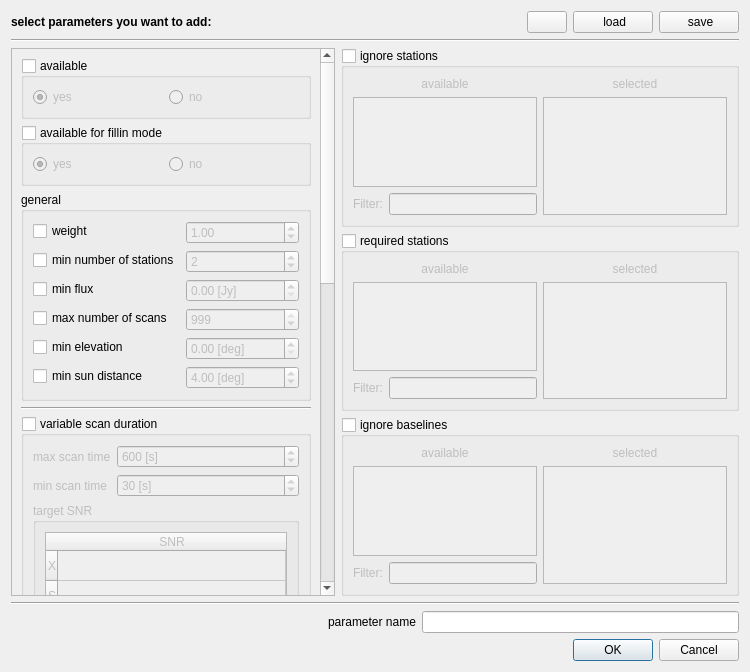
This is Parameters/sourceparametersdialog.ui in TUW-VieVS/VieSchedppGUI as Qt 5 draws it before an edit. The edited form follows.
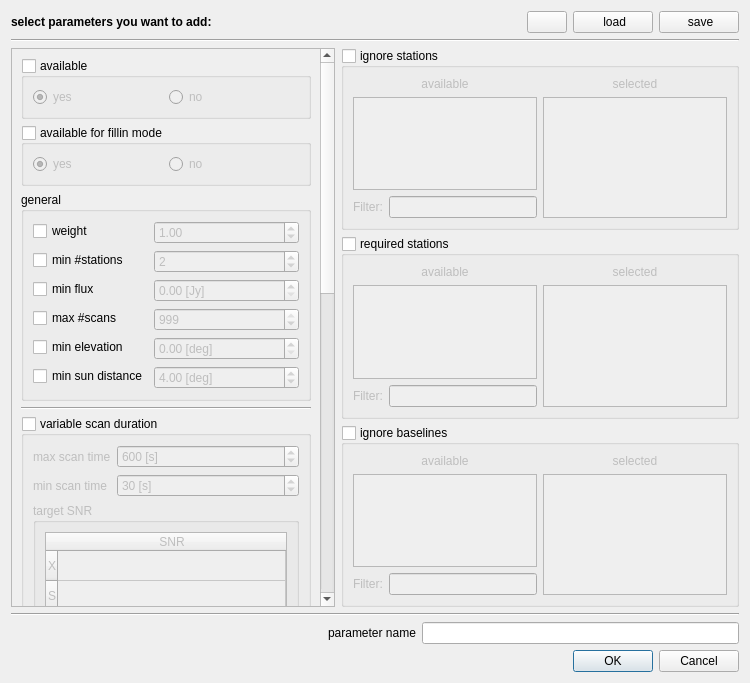
This is the edited form. Icons and pictures are not drawn.

Commit message: renaming and new parameter max number of scans (distributed)

Patch:
```diff
--- a/Parameters/sourceparametersdialog.ui
+++ b/Parameters/sourceparametersdialog.ui
@@ -7,7 +7,7 @@
     <x>0</x>
     <y>0</y>
     <width>750</width>
-    <height>672</height>
+    <height>683</height>
    </rect>
   </property>
   <property name="windowTitle">
@@ -117,8 +117,8 @@
          <rect>
           <x>0</x>
           <y>0</y>
-          <width>329</width>
-          <height>1324</height>
+          <width>395</width>
+          <height>1423</height>
          </rect>
         </property>
         <layout class="QVBoxLayout" name="verticalLayout">
@@ -284,7 +284,7 @@
                <string>&lt;html&gt;&lt;head/&gt;&lt;body&gt;&lt;p&gt;Select parameter. &lt;/p&gt;&lt;p&gt;Parameters which are selected will &lt;span style=&quot; font-weight:600;&quot;&gt;override&lt;/span&gt; parameters from its &lt;span style=&quot; font-weight:600;&quot;&gt;parents&lt;/span&gt;. &lt;/p&gt;&lt;/body&gt;&lt;/html&gt;</string>
               </property>
               <property name="text">
-               <string>min number of stations</string>
+               <string>min #stations</string>
               </property>
              </widget>
             </item>
@@ -351,7 +351,7 @@
                <string>&lt;html&gt;&lt;head/&gt;&lt;body&gt;&lt;p&gt;Select parameter. &lt;/p&gt;&lt;p&gt;Parameters which are selected will &lt;span style=&quot; font-weight:600;&quot;&gt;override&lt;/span&gt; parameters from its &lt;span style=&quot; font-weight:600;&quot;&gt;parents&lt;/span&gt;. &lt;/p&gt;&lt;/body&gt;&lt;/html&gt;</string>
               </property>
               <property name="text">
-               <string>max number of scans</string>
+               <string>max #scans</string>
               </property>
              </widget>
             </item>
```
Left out of the diff: 2 changed lines with no effect on the pictures. The commit also changes 7 other files.
